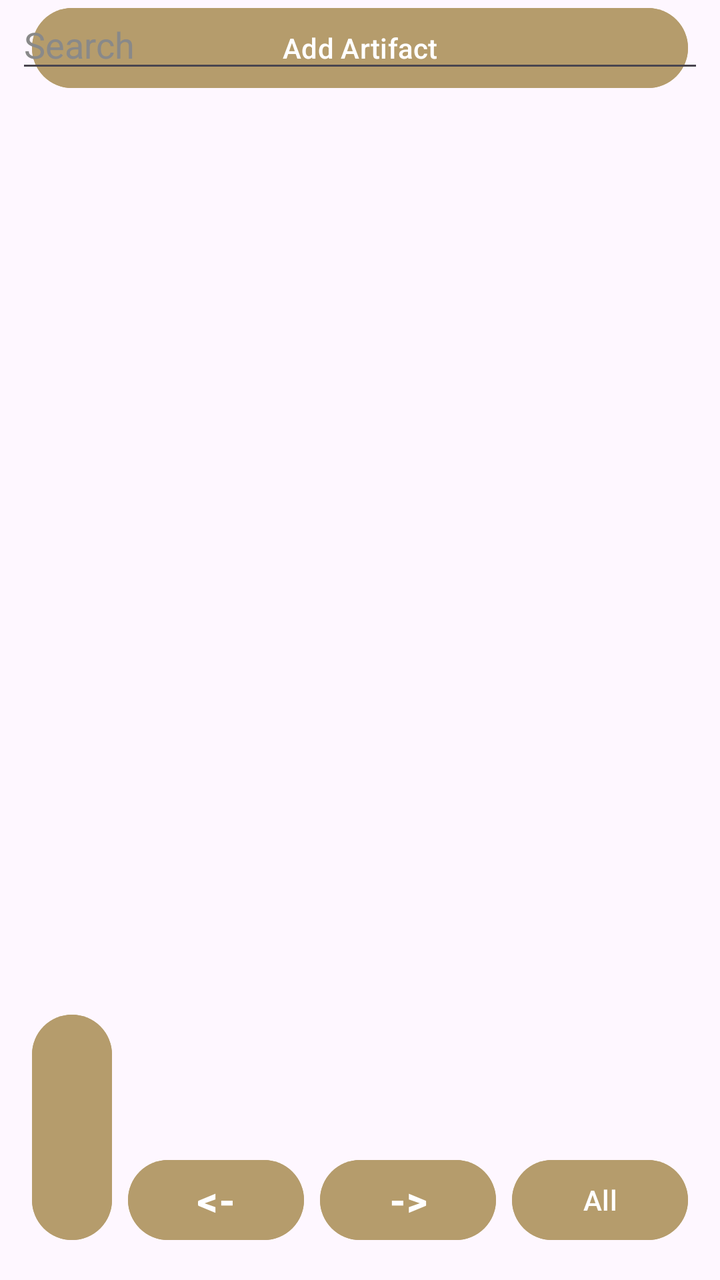
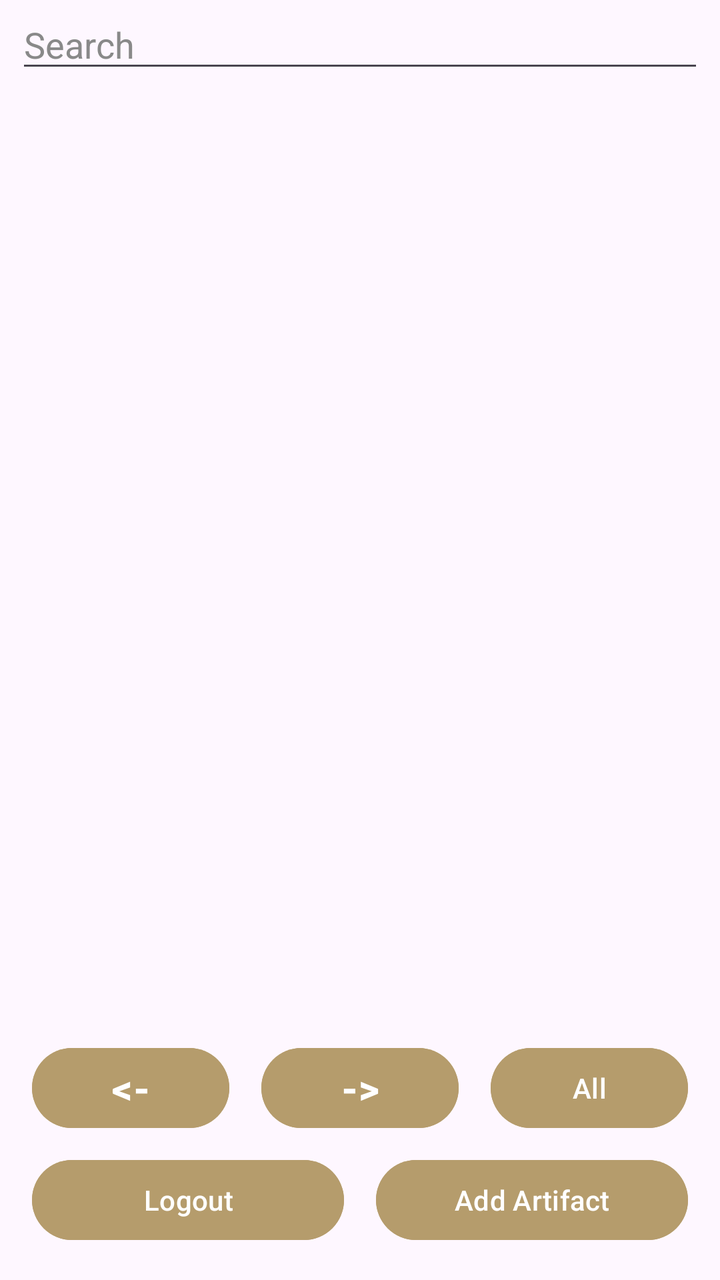

Before-and-after screenshots of an Android layout around one commit, followed by the original layout XML and the change that was made.
<!-- AndroidManifest.xml: application theme Theme.B07DemoSummer2024 -->
<!-- res/layout/activity_home_fragment.xml -->
<?xml version="1.0" encoding="utf-8"?>
<androidx.constraintlayout.widget.ConstraintLayout xmlns:android="http://schemas.android.com/apk/res/android"
    xmlns:app="http://schemas.android.com/apk/res-auto"
    xmlns:tools="http://schemas.android.com/tools"
    android:layout_width="match_parent"
    android:layout_height="match_parent"
    tools:context=".HomeFragment">

    <Button
        android:id="@+id/buttonFilterSaved"
        android:layout_width="0dp"
        android:layout_height="wrap_content"
        android:layout_marginStart="16dp"
        android:layout_marginTop="8dp"
        android:layout_marginEnd="16dp"
        android:backgroundTint="@color/lightgold"
        android:text="@string/show_saved"
        android:textColor="@color/white"
        android:visibility="gone"
        app:layout_constraintEnd_toEndOf="parent"
        app:layout_constraintHorizontal_bias="0.0"
        app:layout_constraintStart_toStartOf="parent"
        app:layout_constraintTop_toTopOf="parent" />

    <Button
        android:id="@+id/buttonManageItems"
        android:layout_width="0dp"
        android:layout_height="wrap_content"
        android:layout_marginStart="16dp"
        android:layout_marginEnd="16dp"
        android:backgroundTint="@color/lightgold"
        android:text="@string/add_item"
        android:textColor="@color/white"
        android:visibility="visible"
        app:layout_constraintEnd_toEndOf="parent"
        app:layout_constraintHorizontal_bias="0.0"
        app:layout_constraintStart_toStartOf="parent"
        tools:layout_editor_absoluteY="763dp" />

    <Button
        android:id="@+id/buttonLogout"
        android:layout_width="0dp"
        android:layout_height="wrap_content"
        android:layout_marginStart="16dp"
        android:layout_marginEnd="8dp"
        android:layout_marginBottom="16dp"
        android:backgroundTint="@color/lightgold"
        android:text="@string/logout"
        android:textColor="@color/white"
        android:visibility="visible"
        app:layout_constraintBottom_toBottomOf="parent"
        app:layout_constraintEnd_toStartOf="@+id/buttonLeft"
        app:layout_constraintStart_toStartOf="parent" />

    <Button
        android:id="@+id/buttonPagination"
        android:layout_width="0dp"
        android:layout_height="wrap_content"
        android:layout_marginEnd="16dp"
        android:layout_marginBottom="16dp"
        android:backgroundTint="@color/lightgold"
        android:text="All"
        android:textColor="@color/white"
        android:visibility="visible"
        app:layout_constraintBottom_toBottomOf="parent"
        app:layout_constraintEnd_toEndOf="parent" />

    <Button
        android:id="@+id/buttonRight"
        android:layout_width="0dp"
        android:layout_height="wrap_content"
        android:layout_marginEnd="8dp"
        android:layout_marginBottom="16dp"
        android:backgroundTint="@color/lightgold"
        android:text="@string/right"
        android:textColor="@color/white"
        android:textSize="20sp"
        android:textStyle="bold"
        android:visibility="visible"
        app:layout_constraintBottom_toBottomOf="parent"
        app:layout_constraintEnd_toStartOf="@+id/buttonPagination" />

    <Button
        android:id="@+id/buttonLeft"
        android:layout_width="0dp"
        android:layout_height="wrap_content"
        android:layout_marginEnd="8dp"
        android:layout_marginBottom="16dp"
        android:backgroundTint="@color/lightgold"
        android:text="@string/left"
        android:textColor="@color/white"
        android:textSize="20sp"
        android:textStyle="bold"
        android:visibility="visible"
        app:layout_constraintBottom_toBottomOf="parent"
        app:layout_constraintEnd_toStartOf="@+id/buttonRight" />

    <androidx.recyclerview.widget.RecyclerView
        android:id="@+id/artifactCardGrid"
        android:layout_width="0dp"
        android:layout_height="0dp"
        android:layout_marginTop="8dp"
        android:layout_marginBottom="16dp"
        app:layout_constraintBottom_toTopOf="@+id/buttonManageItems"
        app:layout_constraintEnd_toEndOf="parent"
        app:layout_constraintHorizontal_bias="1.0"
        app:layout_constraintStart_toStartOf="parent"
        app:layout_constraintTop_toBottomOf="@+id/homeSearchEditText"
        app:layout_constraintVertical_bias="1.0" />

    <EditText
        android:id="@+id/homeSearchEditText"
        android:layout_width="0dp"
        android:layout_height="wrap_content"
        android:layout_marginStart="8dp"
        android:layout_marginEnd="8dp"
        android:ems="10"
        android:hint="@android:string/search_go"
        android:inputType="text"
        android:textColor="@color/white"
        android:textColorHint="@color/editor_hint"
        app:layout_constraintEnd_toEndOf="parent"
        app:layout_constraintStart_toStartOf="parent"
        app:layout_constraintTop_toBottomOf="@+id/buttonFilterSaved" />

</androidx.constraintlayout.widget.ConstraintLayout>
<!-- resources referenced by this layout -->
<resources>
  <color name="editor_hint">#FF898989</color>
  <color name="lightgold">#B59C6C</color>
  <color name="white">#FFFFFFFF</color>
  <string name="add_item">Add Artifact</string>
  <string name="left">&lt;-</string>
  <string name="logout">Logout</string>
  <string name="right">-&gt;</string>
  <string name="show_saved">Show Saved Artifacts</string>
  <style name="Theme.B07DemoSummer2024" parent="Base.Theme.B07DemoSummer2024" />
  <style name="Base.Theme.B07DemoSummer2024" parent="Theme.Material3.DayNight.NoActionBar">
          
          
          <item name="android:statusBarColor">@color/softblack</item>
          <item name="android:navigationBarColor">@color/softblack</item>
      </style>
  <color name="softblack">#161515</color>
</resources>

<!-- the commit's change to res/layout/activity_home_fragment.xml (unified diff, before → after) -->
@@ -26,16 +26,16 @@
         android:id="@+id/buttonManageItems"
         android:layout_width="0dp"
         android:layout_height="wrap_content"
-        android:layout_marginStart="16dp"
+        android:layout_marginStart="8dp"
         android:layout_marginEnd="16dp"
+        android:layout_marginBottom="16dp"
         android:backgroundTint="@color/lightgold"
         android:text="@string/add_item"
         android:textColor="@color/white"
         android:visibility="visible"
+        app:layout_constraintBottom_toBottomOf="parent"
         app:layout_constraintEnd_toEndOf="parent"
-        app:layout_constraintHorizontal_bias="0.0"
-        app:layout_constraintStart_toStartOf="parent"
-        tools:layout_editor_absoluteY="763dp" />
+        app:layout_constraintStart_toEndOf="@+id/buttonLogout" />
 
     <Button
         android:id="@+id/buttonLogout"
@@ -49,28 +49,31 @@
         android:textColor="@color/white"
         android:visibility="visible"
         app:layout_constraintBottom_toBottomOf="parent"
-        app:layout_constraintEnd_toStartOf="@+id/buttonLeft"
+        app:layout_constraintEnd_toStartOf="@+id/buttonManageItems"
         app:layout_constraintStart_toStartOf="parent" />
 
     <Button
         android:id="@+id/buttonPagination"
         android:layout_width="0dp"
         android:layout_height="wrap_content"
+        android:layout_marginStart="8dp"
         android:layout_marginEnd="16dp"
-        android:layout_marginBottom="16dp"
+        android:layout_marginBottom="72dp"
         android:backgroundTint="@color/lightgold"
         android:text="All"
         android:textColor="@color/white"
         android:visibility="visible"
         app:layout_constraintBottom_toBottomOf="parent"
-        app:layout_constraintEnd_toEndOf="parent" />
+        app:layout_constraintEnd_toEndOf="parent"
+        app:layout_constraintStart_toEndOf="@+id/buttonRight" />
 
     <Button
         android:id="@+id/buttonRight"
         android:layout_width="0dp"
         android:layout_height="wrap_content"
+        android:layout_marginStart="8dp"
         android:layout_marginEnd="8dp"
-        android:layout_marginBottom="16dp"
+        android:layout_marginBottom="72dp"
         android:backgroundTint="@color/lightgold"
         android:text="@string/right"
         android:textColor="@color/white"
@@ -78,14 +81,16 @@
         android:textStyle="bold"
         android:visibility="visible"
         app:layout_constraintBottom_toBottomOf="parent"
-        app:layout_constraintEnd_toStartOf="@+id/buttonPagination" />
+        app:layout_constraintEnd_toStartOf="@+id/buttonPagination"
+        app:layout_constraintStart_toEndOf="@+id/buttonLeft" />
 
     <Button
         android:id="@+id/buttonLeft"
         android:layout_width="0dp"
         android:layout_height="wrap_content"
+        android:layout_marginStart="16dp"
         android:layout_marginEnd="8dp"
-        android:layout_marginBottom="16dp"
+        android:layout_marginBottom="72dp"
         android:backgroundTint="@color/lightgold"
         android:text="@string/left"
         android:textColor="@color/white"
@@ -93,20 +98,20 @@
         android:textStyle="bold"
         android:visibility="visible"
         app:layout_constraintBottom_toBottomOf="parent"
-        app:layout_constraintEnd_toStartOf="@+id/buttonRight" />
+        app:layout_constraintEnd_toStartOf="@+id/buttonRight"
+        app:layout_constraintStart_toStartOf="parent" />
 
     <androidx.recyclerview.widget.RecyclerView
         android:id="@+id/artifactCardGrid"
         android:layout_width="0dp"
         android:layout_height="0dp"
         android:layout_marginTop="8dp"
-        android:layout_marginBottom="16dp"
-        app:layout_constraintBottom_toTopOf="@+id/buttonManageItems"
+        android:layout_marginBottom="8dp"
+        app:layout_constraintBottom_toTopOf="@+id/buttonPagination"
         app:layout_constraintEnd_toEndOf="parent"
         app:layout_constraintHorizontal_bias="1.0"
         app:layout_constraintStart_toStartOf="parent"
-        app:layout_constraintTop_toBottomOf="@+id/homeSearchEditText"
-        app:layout_constraintVertical_bias="1.0" />
+        app:layout_constraintTop_toBottomOf="@+id/homeSearchEditText" />
 
     <EditText
         android:id="@+id/homeSearchEditText"
